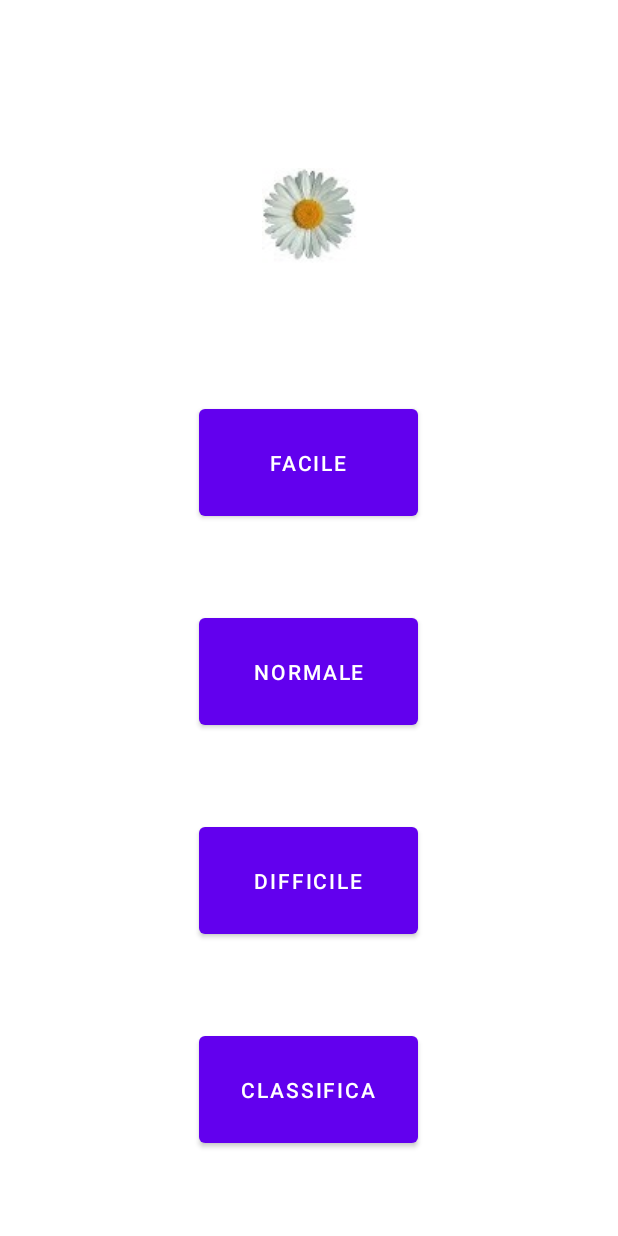
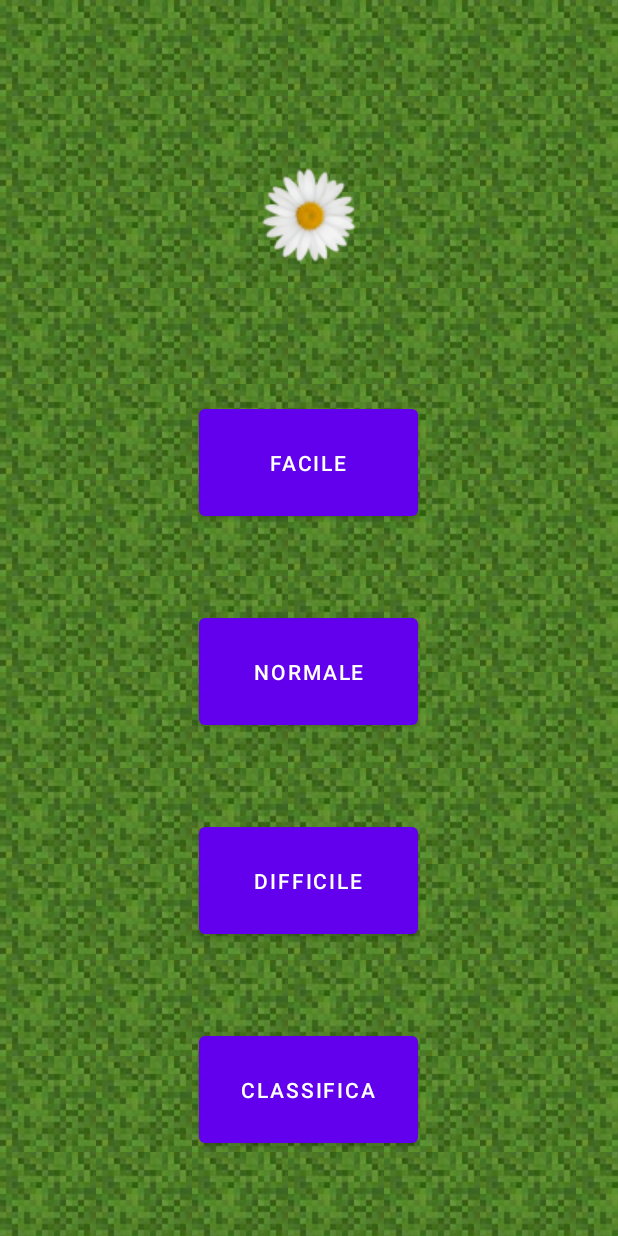
Before and after one commit to lorisdt03/PratoFiorito, an Android app: the screen it shows after launch (MainActivity), on a phone screen of 412 x 824 dp. Run offline under Robolectric (Android 15) with nearby library versions, the phone set to English and light mode, and no system bars.

Commit message:
18/11/2021 cambio sfondo e modifica immagini

```diff
--- /dev/null
+++ b/app/src/main/res/drawable/backgroud_grass.xml
@@ -0,0 +1,4 @@
+<?xml version="1.0" encoding="utf-8"?>
+<bitmap xmlns:android="http://schemas.android.com/apk/res/android"
+    android:src="@drawable/grass"
+    android:tileMode="repeat" />
--- a/app/src/main/res/layout/activity_main.xml
+++ b/app/src/main/res/layout/activity_main.xml
@@ -4,7 +4,8 @@
     xmlns:tools="http://schemas.android.com/tools"
     android:layout_width="match_parent"
     android:layout_height="match_parent"
-    tools:context=".MainActivity">
+    tools:context=".MainActivity"
+    android:background="@drawable/backgroud_grass">
 
     <ImageView
         android:layout_width="wrap_content"
@@ -17,10 +18,7 @@
         app:layout_constraintEnd_toEndOf="parent"
         app:layout_constraintHorizontal_bias="0.5"
         app:layout_constraintStart_toStartOf="parent"
-        app:layout_constraintTop_toTopOf="parent"
-        app:srcCompat="@drawable/flower"
-        tools:ignore="ImageContrastCheck"
-        tools:srcCompat="@drawable/flower" />
+        app:layout_constraintTop_toTopOf="parent"/>
 
     <Button
         android:id="@+id/b_easy"
--- a/app/src/main/res/layout/activity_rank.xml
+++ b/app/src/main/res/layout/activity_rank.xml
@@ -4,7 +4,8 @@
     xmlns:tools="http://schemas.android.com/tools"
     android:layout_width="match_parent"
     android:layout_height="match_parent"
-    tools:context=".RankActivity">
+    tools:context=".RankActivity"
+    android:background="@drawable/backgroud_grass">
 
     <TableLayout
         android:id="@+id/rank_layout"
@@ -24,7 +25,8 @@
             android:id="@+id/titoli"
             android:layout_width="match_parent"
             android:layout_height="wrap_content"
-            android:orientation="horizontal">
+            android:orientation="horizontal"
+            tools:ignore="UselessParent">
 
             <TextView
                 android:id="@+id/score"
--- a/app/src/main/res/layout/activity_win.xml
+++ b/app/src/main/res/layout/activity_win.xml
@@ -4,7 +4,8 @@
     xmlns:tools="http://schemas.android.com/tools"
     android:layout_width="match_parent"
     android:layout_height="match_parent"
-    tools:context=".WinActivity">
+    tools:context=".WinActivity"
+    android:background="@drawable/backgroud_grass">
 
     <TextView
         android:id="@+id/txt_vittoria"
@@ -82,7 +83,7 @@
         app:layout_constraintEnd_toEndOf="parent"
         app:layout_constraintHorizontal_bias="0.5"
         app:layout_constraintStart_toStartOf="parent"
-        tools:ignore="TouchTargetSizeCheck,SpeakableTextPresentCheck" />
+        tools:ignore="LabelFor,SpeakableTextPresentCheck,TouchTargetSizeCheck" />
 
     <Button
         android:id="@+id/invio"
```
Also changed, not shown: app/src/main/java/com/example/pratofiorito/Campo.java (+3 -6 lines), app/src/main/res/layout/activity_campo.xml (+5 -2 lines), app/src/main/res/drawable-v24/flower.png (added), app/src/main/res/drawable-v24/grass.jpg (added), app/src/main/res/drawable-v24/minesweeper_flag_off.png (renamed from app/src/main/res/drawable/minesweeper_flag_off.png), app/src/main/res/drawable/flower.jpg (deleted).
